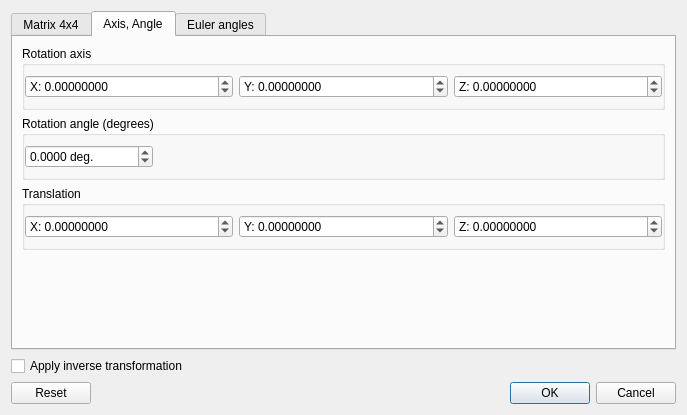
Above: qCC/ui_templates/applyTransformationDlg.ui from CloudCompare/CloudCompare before the change. Below: the same form after it.
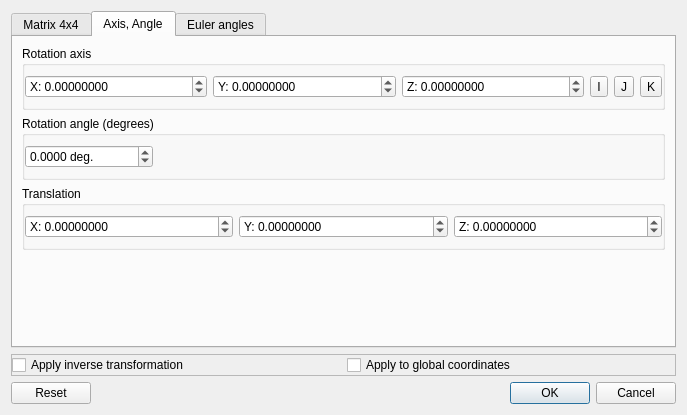
That is the form after the change. The open tabs and pages were chosen to show the change.

Commit message: Apply transformation improvements

```diff
--- a/qCC/ui_templates/applyTransformationDlg.ui
+++ b/qCC/ui_templates/applyTransformationDlg.ui
@@ -239,6 +239,36 @@
             </property>
            </widget>
           </item>
+          <item>
+           <widget class="QToolButton" name="setIAxisToolButton">
+            <property name="toolTip">
+             <string>Shortcut to set the rotation axis to (1, 0, 0)</string>
+            </property>
+            <property name="text">
+             <string>I</string>
+            </property>
+           </widget>
+          </item>
+          <item>
+           <widget class="QToolButton" name="setJAxisToolButton">
+            <property name="toolTip">
+             <string>Shortcut to set the rotation axis to (0, 1, 0)</string>
+            </property>
+            <property name="text">
+             <string>J</string>
+            </property>
+           </widget>
+          </item>
+          <item>
+           <widget class="QToolButton" name="setKAxisToolButton">
+            <property name="toolTip">
+             <string>Shortcut to set the rotation axis to (0, 0, 1)</string>
+            </property>
+            <property name="text">
+             <string>K</string>
+            </property>
+           </widget>
+          </item>
          </layout>
         </widget>
        </item>
@@ -525,10 +555,45 @@
     </widget>
    </item>
    <item>
-    <widget class="QCheckBox" name="inverseCheckBox">
-     <property name="text">
-      <string>Apply inverse transformation</string>
+    <widget class="QFrame" name="frame">
+     <property name="frameShape">
+      <enum>QFrame::StyledPanel</enum>
      </property>
+     <property name="frameShadow">
+      <enum>QFrame::Raised</enum>
+     </property>
+     <layout class="QHBoxLayout" name="horizontalLayout_8">
+      <property name="leftMargin">
+       <number>0</number>
+      </property>
+      <property name="topMargin">
+       <number>0</number>
+      </property>
+      <property name="rightMargin">
+       <number>0</number>
+      </property>
+      <property name="bottomMargin">
+       <number>0</number>
+      </property>
+      <item>
+       <widget class="QCheckBox" name="inverseCheckBox">
+        <property name="text">
+         <string>Apply inverse transformation</string>
+        </property>
+       </widget>
+      </item>
+      <item>
+       <widget class="QCheckBox" name="applyToGlobalCheckBox">
+        <property name="toolTip">
+         <string>Applies the transformation to global coordinates
+(may trigger an update of the Global Shift)</string>
+        </property>
+        <property name="text">
+         <string>Apply to global coordinates</string>
+        </property>
+       </widget>
+      </item>
+     </layout>
     </widget>
    </item>
    <item>
```
Left out of the diff: 2 changed lines with no effect on the pictures. The commit also changes 6 other files.
